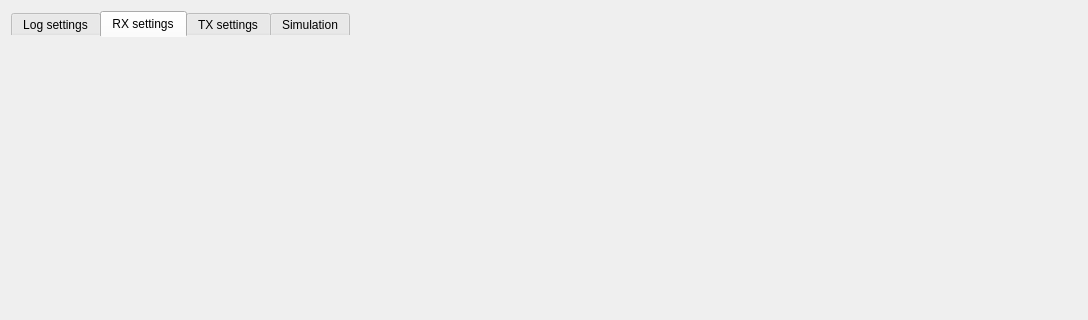
This is data/ui/simulator_dialog.ui in jopohl/urh as Qt 5 draws it before an edit; both pictures show x 0 to 1088 and y 0 to 320 of the 1088 by 823 pixel window. The edited form follows.
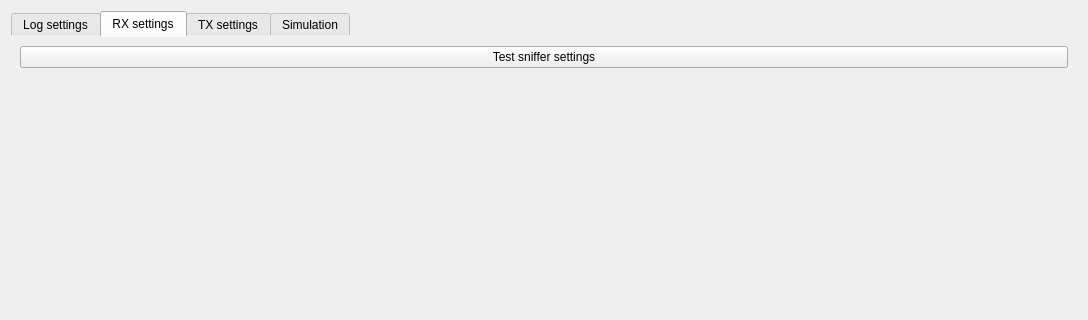
This is the edited form. The open tabs and pages were chosen to show the change. Icons and pictures are not drawn. Custom widgets are drawn as their Qt base class.

Commit message: refactor bootstrapping of device settings and sniff widget add button for opening sniff dialog in simulator dialog

What changed in the file:
```diff
--- a/data/ui/simulator_dialog.ui
+++ b/data/ui/simulator_dialog.ui
@@ -108,6 +108,17 @@
            </rect>
           </property>
           <layout class="QVBoxLayout" name="verticalLayout_6">
+           <item>
+            <widget class="QPushButton" name="btnTestSniffSettings">
+             <property name="text">
+              <string>Test sniffer settings</string>
+             </property>
+             <property name="icon">
+              <iconset resource="urh.qrc">
+               <normaloff>:/icons/icons/sniffer.svg</normaloff>:/icons/icons/sniffer.svg</iconset>
+             </property>
+            </widget>
+           </item>
            <item>
             <spacer name="verticalSpacer">
              <property name="orientation">
```
The commit also changes 4 other files.
